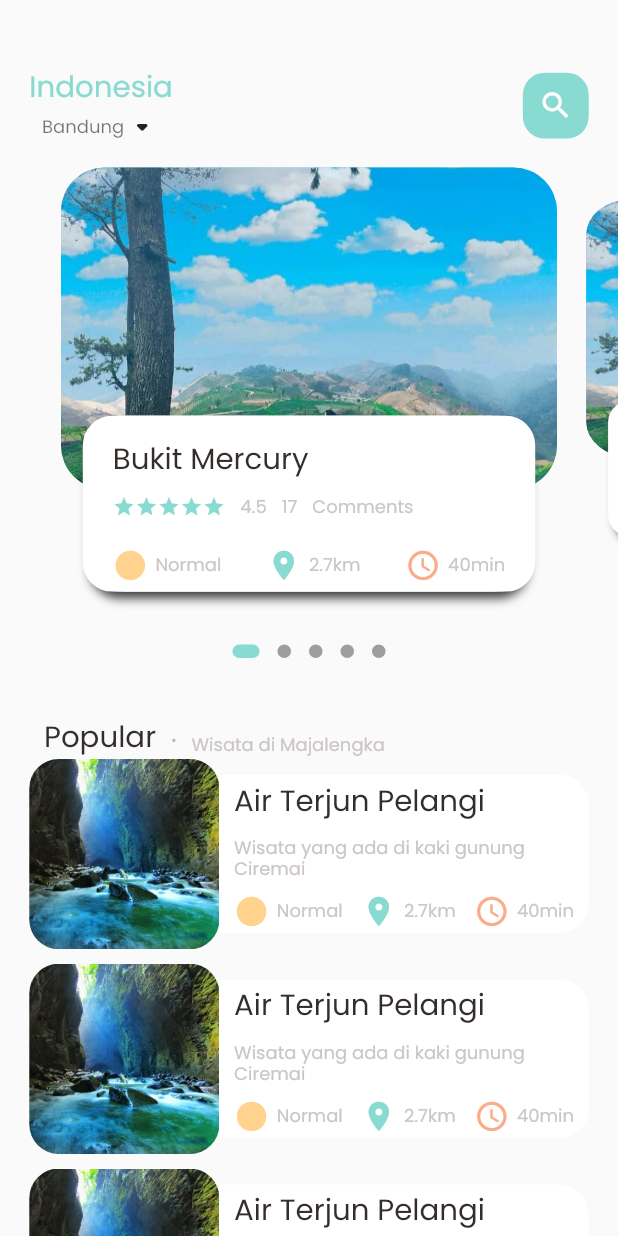
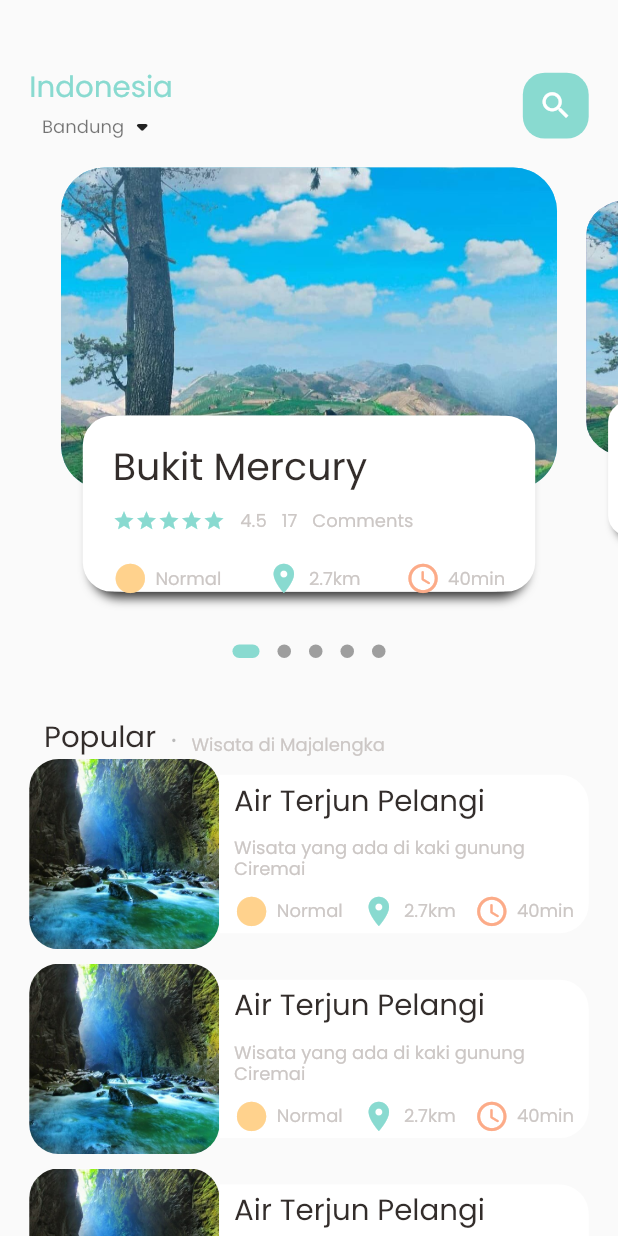
Before and after one commit to cahyaind/e_ticket, a Flutter app: the MainTourPage screen opened directly, on a phone screen of 412 x 824 dp. Run offline on Flutter 3.47's test engine with Material 2 defaults, Android fonts, the phone set to English and light mode, and no system bars; drawn by our look-alikes of dots_indicator; our stand-ins replace get.

Commit message:
popular tour detail

```diff
--- a/lib/main.dart
+++ b/lib/main.dart
@@ -1,4 +1,5 @@
-import 'package:e_ticket/home/main_tour_page.dart';
+import 'package:e_ticket/pages/home/main_tour_page.dart';
+import 'package:e_ticket/pages/tour/popular_tour_detail.dart';
 import 'package:flutter/material.dart';
 import 'package:get/get.dart';
 
@@ -18,7 +19,8 @@ class MyApp extends StatelessWidget {
       theme: ThemeData(
         primarySwatch: Colors.blue,
       ),
-      home: const MainTourPage(),
+      // home: const MainTourPage(),
+      home: const PopularTourDetail(),
     );
   }
 }
--- a/lib/pages/home/main_tour_page.dart
+++ b/lib/pages/home/main_tour_page.dart
@@ -3,10 +3,7 @@ import 'package:e_ticket/utils/colors.dart';
 import 'package:e_ticket/utils/dimensions.dart';
 import 'package:e_ticket/widgets/big_text.dart';
 import 'package:e_ticket/widgets/small_text.dart';
-import 'package:flutter/cupertino.dart';
 import 'package:flutter/material.dart';
-import 'package:flutter/src/foundation/key.dart';
-import 'package:flutter/src/widgets/framework.dart';
 
 class MainTourPage extends StatefulWidget {
   const MainTourPage({Key? key}) : super(key: key);
--- a/lib/pages/home/tour_page_body.dart
+++ b/lib/pages/home/tour_page_body.dart
@@ -1,6 +1,7 @@
 import 'package:dots_indicator/dots_indicator.dart';
 import 'package:e_ticket/utils/colors.dart';
 import 'package:e_ticket/utils/dimensions.dart';
+import 'package:e_ticket/widgets/app_column.dart';
 import 'package:e_ticket/widgets/big_text.dart';
 import 'package:e_ticket/widgets/icon_and_text_widget.dart';
 import 'package:e_ticket/widgets/small_text.dart';
@@ -261,54 +262,10 @@ class _TourPageBodyState extends State<TourPageBody> {
                   left: 15,
                   right: 15,
                 ),
-                child: Column(
-                  crossAxisAlignment: CrossAxisAlignment.start,
-                  children: [
-                    BigText(text: "Bukit Mercury"),
-                    SizedBox(height: Dimensions.height10),
-                    Row(
-                      children: [
-                        Wrap(
-                          children: List.generate(
-                            5,
-                            (index) => Icon(Icons.star,
-                                color: AppColors.mainColor, size: 15),
-                          ),
-                        ),
-                        const SizedBox(width: 10),
-                        SmallText(text: "4.5"),
-                        const SizedBox(width: 10),
-                        SmallText(text: "17"),
-                        const SizedBox(width: 10),
-                        SmallText(text: "Comments"),
-                      ],
-                    ),
-                    SizedBox(height: Dimensions.height20),
-                    Row(
-                      mainAxisAlignment: MainAxisAlignment.spaceBetween,
-                      children: [
-                        IconAndTextWidget(
-                          icon: Icons.circle_sharp,
-                          text: "Normal",
-                          iconColor: AppColors.iconColor1,
-                        ),
-                        IconAndTextWidget(
-                          icon: Icons.location_on,
-                          text: "2.7km",
-                          iconColor: AppColors.mainColor,
-                        ),
-                        IconAndTextWidget(
-                          icon: Icons.access_time_rounded,
-                          text: "40min",
-                          iconColor: AppColors.iconColor2,
-                        ),
-                      ],
-                    ),
-                  ],
-                ),
+                child: AppColumn(text: "Bukit Mercury",),
               ),
             ),
-          ),
+          )
         ],
       ),
     );
--- a/lib/utils/colors.dart
+++ b/lib/utils/colors.dart
@@ -5,7 +5,7 @@ class AppColors {
   static final Color mainColor = const Color(0xff89DAD0);
   static final Color iconColor1 = const Color(0xffFFD28D);
   static final Color iconColor2 = const Color(0xffFCAB88);
-  static final Color paraColor2 = const Color(0xff8F837F);
+  static final Color paraColor = const Color(0xff8F837F);
   static final Color buttonBackgroundColor = const Color(0xffF7F6F4);
   static final Color signColor = const Color(0xffA9A29F);
   static final Color titleColor = const Color(0xff5C524F);
--- a/lib/utils/dimensions.dart
+++ b/lib/utils/dimensions.dart
@@ -25,7 +25,9 @@ class Dimensions {
   static double width30 = screenHeight/28.13;
 
   // fontSize dynamic
+  static double font16 = screenHeight/52.75;
   static double font20 = screenHeight/42.2;
+  static double font26 = screenHeight/32.46;
 
   // border radius
   static double radius15 = screenHeight/56.27;
@@ -33,9 +35,16 @@ class Dimensions {
   static double radius30 = screenHeight/28.13;
 
   // iconSize dynamic
+  static double iconSize16 = screenHeight/52.75;
   static double iconSize24 = screenHeight/35.17;
 
   // listViewSize
   static double listViewImgSize = screenWidth/3.25; // 390
   static double listViewTextContSize = screenWidth/3.9;
+
+  // FOR POPULAR TOUR
+  static double popularTourImgSize = screenHeight/2.41;
+
+  // ketinggian bar bawah
+  static double bottomHeightBar = screenHeight/7.03;
 }
--- /dev/null
+++ b/lib/widgets/app_column.dart
@@ -0,0 +1,64 @@
+import 'package:e_ticket/utils/colors.dart';
+import 'package:e_ticket/utils/dimensions.dart';
+import 'package:e_ticket/widgets/big_text.dart';
+import 'package:e_ticket/widgets/icon_and_text_widget.dart';
+import 'package:e_ticket/widgets/small_text.dart';
+import 'package:flutter/material.dart';
+
+class AppColumn extends StatelessWidget {
+
+  final String text;
+
+  const AppColumn({Key? key, required this.text}) : super(key: key);
+
+  @override
+  Widget build(BuildContext context) {
+    return Column(
+      crossAxisAlignment: CrossAxisAlignment.start,
+      children: [
+        BigText(text: text, size: Dimensions.font26,),
+        SizedBox(height: Dimensions.height10),
+        // star n comments
+        Row(
+          children: [
+            Wrap(
+              children: List.generate(
+                5,
+                (index) =>
+                    Icon(Icons.star, color: AppColors.mainColor, size: 15),
+              ),
+            ),
+            const SizedBox(width: 10),
+            SmallText(text: "4.5"),
+            const SizedBox(width: 10),
+            SmallText(text: "17"),
+            const SizedBox(width: 10),
+            SmallText(text: "Comments"),
+          ],
+        ),
+        SizedBox(height: Dimensions.height20),
+        // time n distance
+        Row(
+          mainAxisAlignment: MainAxisAlignment.spaceBetween,
+          children: [
+            IconAndTextWidget(
+              icon: Icons.circle_sharp,
+              text: "Normal",
+              iconColor: AppColors.iconColor1,
+            ),
+            IconAndTextWidget(
+              icon: Icons.location_on,
+              text: "2.7km",
+              iconColor: AppColors.mainColor,
+            ),
+            IconAndTextWidget(
+              icon: Icons.access_time_rounded,
+              text: "40min",
+              iconColor: AppColors.iconColor2,
+            ),
+          ],
+        ),
+      ],
+    );
+  }
+}
--- a/lib/widgets/small_text.dart
+++ b/lib/widgets/small_text.dart
@@ -10,13 +10,13 @@ class SmallText extends StatelessWidget {
   double size;
   double height;
 
-  SmallText(
-      {Key? key,
-      this.color = const Color(0xffCCC7C5),
-      required this.text,
-      this.size = 12,
-      this.height = 1.2})
-      : super(key: key);
+  SmallText({
+    Key? key,
+    this.color = const Color(0xffCCC7C5),
+    required this.text,
+    this.size = 12,
+    this.height = 1.2,
+  }) : super(key: key);
 
   @override
   Widget build(BuildContext context) {
```
Also changed, not shown: lib/pages/tour/popular_tour_detail.dart (added, +145 -0 lines), lib/widgets/app_icon.dart (added, +37 -0 lines), lib/widgets/exandable_text_widget.dart (added, +81 -0 lines).
